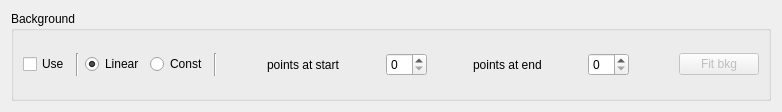
syncope/adapt, file adapt/gui/ui/iintbackground.ui: the form before one commit.
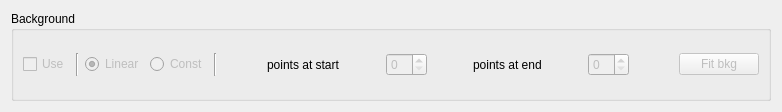
The form after the commit.

Commit message: + fix bkg button logic, no more crash when empty

Patch:
```diff
--- a/adapt/gui/ui/iintbackground.ui
+++ b/adapt/gui/ui/iintbackground.ui
@@ -24,6 +24,9 @@
        <layout class="QHBoxLayout" name="horizontalLayout">
         <item>
          <widget class="QCheckBox" name="useBkg">
+          <property name="enabled">
+           <bool>false</bool>
+          </property>
           <property name="text">
            <string>Use</string>
           </property>
@@ -38,6 +41,9 @@
         </item>
         <item>
          <widget class="QRadioButton" name="linearBkg">
+          <property name="enabled">
+           <bool>false</bool>
+          </property>
           <property name="text">
            <string>Linear</string>
           </property>
@@ -48,6 +54,9 @@
         </item>
         <item>
          <widget class="QRadioButton" name="constBkg">
+          <property name="enabled">
+           <bool>false</bool>
+          </property>
           <property name="text">
            <string>Const</string>
           </property>
@@ -98,7 +107,11 @@
              </spacer>
             </item>
             <item>
-             <widget class="QSpinBox" name="bkgStartPointsSB"/>
+             <widget class="QSpinBox" name="bkgStartPointsSB">
+              <property name="enabled">
+               <bool>false</bool>
+              </property>
+             </widget>
             </item>
             <item>
              <layout class="QHBoxLayout" name="horizontalLayout_10">
@@ -136,7 +149,11 @@
                </spacer>
               </item>
               <item>
-               <widget class="QSpinBox" name="bkgEndPointsSB"/>
+               <widget class="QSpinBox" name="bkgEndPointsSB">
+                <property name="enabled">
+                 <bool>false</bool>
+                </property>
+               </widget>
               </item>
              </layout>
             </item>
```
The commit also changes 1 other file.
